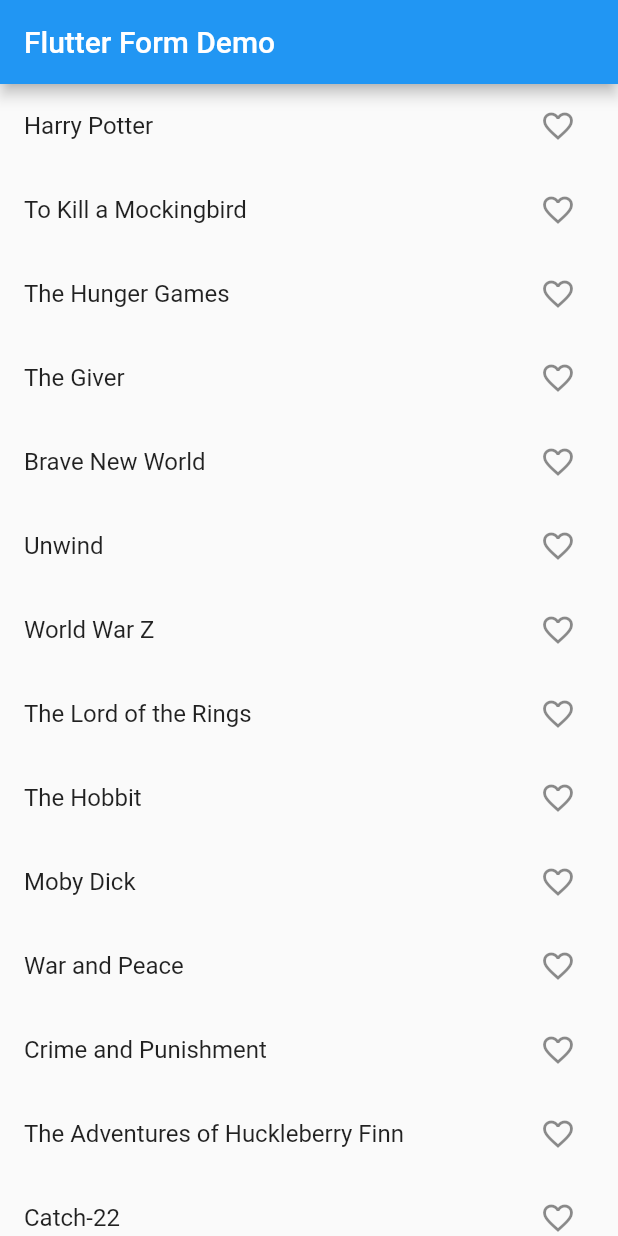
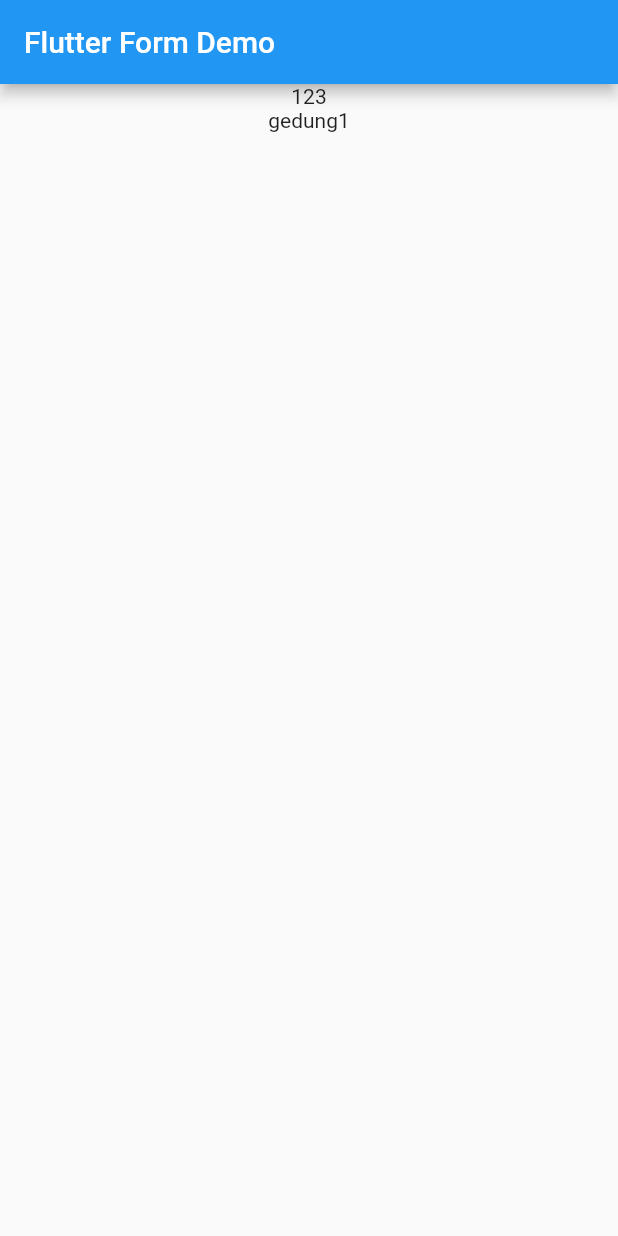
Before and after one commit to PBP22-C/FLUTTER_FSM, a Flutter app: the screen it shows after launch, on a phone screen of 412 x 824 dp. Run offline on Flutter 3.47's test engine with Material 2 defaults, Android fonts, the phone set to English and light mode, and no system bars; our stand-ins replace hive, hive_flutter; accounts and stored records are empty.

Commit message:
add gedung model

```diff
--- a/lib/main.dart
+++ b/lib/main.dart
@@ -1,31 +1,15 @@
 import 'package:flutter/material.dart';
 import 'package:hive/hive.dart';
 import 'package:hive_flutter/hive_flutter.dart';
+import 'package:my_app/models/gedung.dart';
 
-const List<String> books = [
-  // book name, index
-  'Harry Potter', // 0
-  'To Kill a Mockingbird', // 1
-  'The Hunger Games', // 2
-  'The Giver', // 3
-  'Brave New World', // 4
-  'Unwind', // 5
-  'World War Z', // 6
-  'The Lord of the Rings', // etc...
-  'The Hobbit',
-  'Moby Dick',
-  'War and Peace',
-  'Crime and Punishment',
-  'The Adventures of Huckleberry Finn',
-  'Catch-22',
-  'The Sound and the Fury',
-  'The Grapes of Wrath',
-  'Heart of Darkness',
-];
+part 'main.g.dart';
 
 void main() async {
   await Hive.initFlutter();
-  await Hive.openBox<String>('books');
+  // register adapter
+  Hive.registerAdapter<Gedung>(GedungAdapter());
+  await Hive.openBox<Gedung>('gedung');
   runApp(MyApp());
 }
 
@@ -35,20 +19,13 @@ class MyApp extends StatefulWidget {
 }
 
 class _MyAppState extends State<MyApp> {
-  late Box<String> favoriteBooksBox;
+  late Box<Gedung> listGedung;
 
   @override
   void initState() {
     super.initState();
-    favoriteBooksBox = Hive.box('books');
-  }
-
-  void onFavoritePress(int index) {
-    if (favoriteBooksBox.containsKey(index)) {
-      favoriteBooksBox.delete(index);
-      return;
-    }
-    favoriteBooksBox.put(index, books[index]);
+    listGedung = Hive.box('gedung');
+    listGedung.put('gedung1', Gedung(kodeGedung: '123', namaGedung: 'gedung1'));
   }
 
   @override
@@ -61,17 +38,16 @@ class _MyAppState extends State<MyApp> {
           title: Text(appTitle),
         ),
         body: ValueListenableBuilder(
-          valueListenable: favoriteBooksBox.listenable(),
-          builder: (context, Box<String> box, _) {
+          valueListenable: listGedung.listenable(),
+          builder: (context, Box<Gedung> box, _) {
             return ListView.builder(
-              itemCount: books.length,
+              itemCount: box.length,
               itemBuilder: (context, listIndex) {
-                return ListTile(
-                  title: Text(books[listIndex]),
-                  trailing: IconButton(
-                    icon: getIcon(listIndex),
-                    onPressed: () => onFavoritePress(listIndex),
-                  ),
+                return Column(
+                  children: [
+                    Text(box.getAt(listIndex)?.kodeGedung.toString() ?? ''),
+                    Text(box.getAt(listIndex)?.namaGedung ?? ''),
+                  ],
                 );
               },
             );
@@ -79,13 +55,6 @@ class _MyAppState extends State<MyApp> {
         ),
       ),
     );
-  }
-
-  Widget getIcon(int index) {
-    if (favoriteBooksBox.containsKey(index)) {
-      return Icon(Icons.favorite, color: Colors.red);
-    }
-    return Icon(Icons.favorite_border);
   }
 }
 
--- a/lib/models/gedung.dart
+++ b/lib/models/gedung.dart
@@ -1,5 +1,10 @@
+import 'package:hive/hive.dart';
+
+@HiveType(typeId: 0)
 class Gedung {
-  int kodeGedung;
+  @HiveField(0)
+  String kodeGedung;
+  @HiveField(1)
   String namaGedung;
 
   Gedung({required this.kodeGedung, required this.namaGedung});
```
Also changed, not shown: lib/main.g.dart (added).
